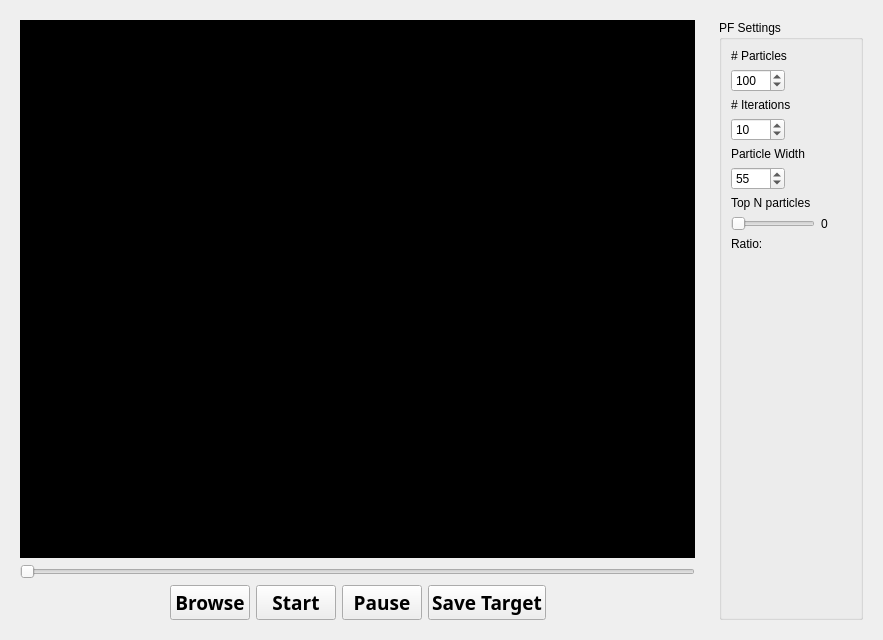
Old version of the form forms/pfwidget.ui in the repository Boazrciasn/RDFramework.
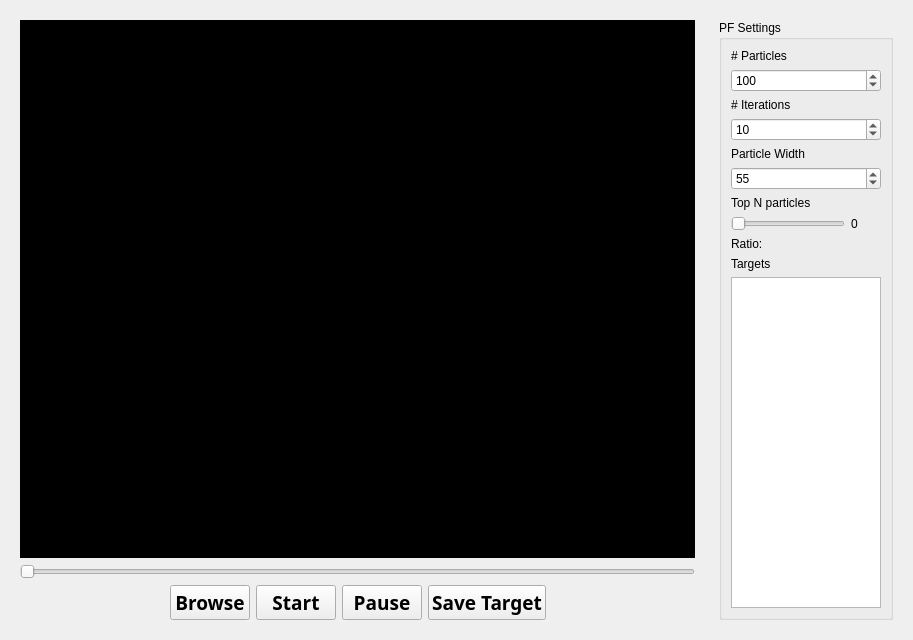
New version of the form.

Commit message: Manual target selection cont'd.

```diff
--- a/forms/pfwidget.ui
+++ b/forms/pfwidget.ui
@@ -6,7 +6,7 @@
    <rect>
     <x>0</x>
     <y>0</y>
-    <width>883</width>
+    <width>913</width>
     <height>640</height>
    </rect>
   </property>
@@ -130,20 +130,23 @@
    <item>
     <widget class="QWidget" name="widget" native="true">
      <layout class="QGridLayout" name="gridLayout">
+      <property name="sizeConstraint">
+       <enum>QLayout::SetDefaultConstraint</enum>
+      </property>
       <item row="0" column="0">
        <widget class="QGroupBox" name="groupBox">
         <property name="title">
          <string>PF Settings</string>
         </property>
-        <layout class="QFormLayout" name="formLayout">
-         <item row="0" column="0">
+        <layout class="QVBoxLayout" name="verticalLayout">
+         <item>
           <widget class="QLabel" name="particleCountLabel">
            <property name="text">
             <string># Particles</string>
            </property>
           </widget>
          </item>
-         <item row="1" column="0">
+         <item>
           <widget class="QSpinBox" name="particleCountSpinBox">
            <property name="maximum">
             <number>1000</number>
@@ -153,14 +156,14 @@
            </property>
           </widget>
          </item>
-         <item row="2" column="0">
+         <item>
           <widget class="QLabel" name="iterCountLabel">
            <property name="text">
             <string># Iterations</string>
            </property>
           </widget>
          </item>
-         <item row="3" column="0">
+         <item>
           <widget class="QSpinBox" name="iterCountSpinBox">
            <property name="maximum">
             <number>1000</number>
@@ -170,14 +173,14 @@
            </property>
           </widget>
          </item>
-         <item row="4" column="0">
+         <item>
           <widget class="QLabel" name="particleWidthLbel">
            <property name="text">
             <string>Particle Width</string>
            </property>
           </widget>
          </item>
-         <item row="5" column="0">
+         <item>
           <widget class="QSpinBox" name="particleWidthLSpinBox">
            <property name="maximum">
             <number>1000</number>
@@ -187,21 +190,23 @@
            </property>
           </widget>
          </item>
-         <item row="6" column="0">
+         <item>
           <widget class="QLabel" name="label">
            <property name="text">
             <string>Top N particles</string>
            </property>
           </widget>
          </item>
-         <item row="7" column="0">
+         <item>
+          <layout class="QHBoxLayout" name="horizontalLayout_3">
+           <item>
           <widget class="QSlider" name="particlesToDisplaySlider">
            <property name="orientation">
             <enum>Qt::Horizontal</enum>
            </property>
           </widget>
          </item>
-         <item row="7" column="1">
+           <item>
           <widget class="QLabel" name="particlesToDisplayLabel">
            <property name="minimumSize">
             <size>
@@ -214,17 +219,46 @@
            </property>
           </widget>
          </item>
-         <item row="8" column="0">
+          </layout>
+         </item>
+         <item>
+          <layout class="QHBoxLayout" name="horizontalLayout_4">
+           <item>
           <widget class="QLabel" name="label_2">
            <property name="text">
             <string>Ratio: </string>
            </property>
           </widget>
          </item>
-         <item row="8" column="1">
+           <item>
           <widget class="QLabel" name="top_n_ratio_label">
            <property name="text">
             <string/>
+             </property>
+            </widget>
+           </item>
+          </layout>
+         </item>
+         <item>
+          <widget class="QLabel" name="label_3">
+           <property name="text">
+            <string>Targets </string>
+           </property>
+          </widget>
+         </item>
+         <item>
+          <widget class="QListWidget" name="targets_ListWidget">
+           <property name="sizePolicy">
+            <sizepolicy hsizetype="MinimumExpanding" vsizetype="MinimumExpanding">
+             <horstretch>0</horstretch>
+             <verstretch>0</verstretch>
+            </sizepolicy>
+           </property>
+           <property name="maximumSize">
+            <size>
+             <width>150</width>
+             <height>10000</height>
+            </size>
            </property>
           </widget>
          </item>
```
Lines whose indentation alone changed are shown as unchanged. The commit also changes 11 other files.
